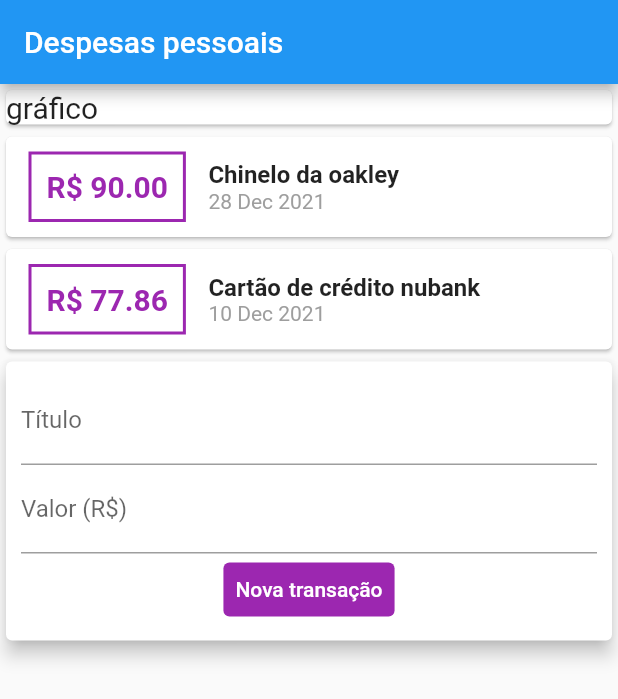
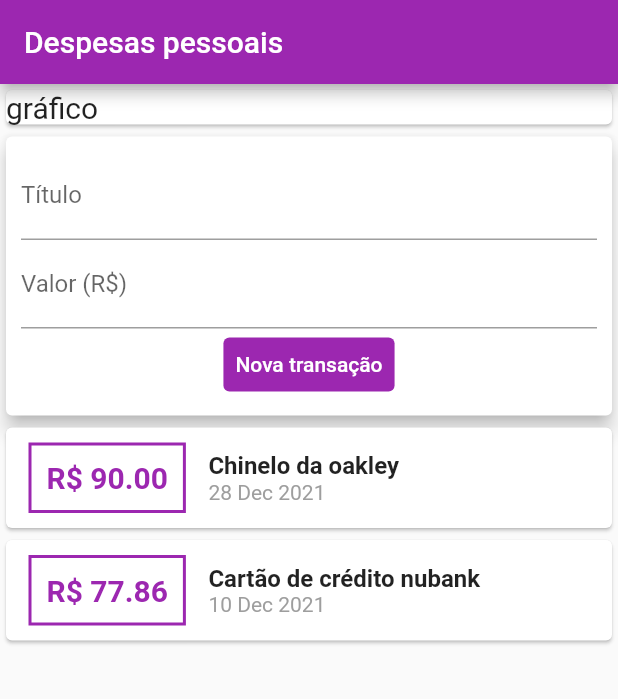
Before and after one commit to 5gMurilo/despesasPessoais, a Flutter app: the screen it shows after launch, on a phone screen of 412 x 824 dp. Shown: the top 699 px of the screen. Run offline on Flutter 3.47's test engine with Material 2 defaults, Android fonts, the phone set to English and light mode, and no system bars.

Commit message:
scroll view, listview in transaction_list component, keybordType, colors update

```diff
--- a/lib/components/transaction_form.dart
+++ b/lib/components/transaction_form.dart
@@ -1,4 +1,5 @@
 import 'package:flutter/material.dart';
+import 'package:flutter/services.dart';
 
 class TransactionForm extends StatelessWidget {
   final titleController = TextEditingController();
@@ -20,11 +21,28 @@ class TransactionForm extends StatelessWidget {
               children: [
                 TextField(
                   controller: titleController,
-                  decoration: InputDecoration(labelText: 'Título'),
+                  decoration: InputDecoration(
+                    labelText: 'Título',
+                    floatingLabelStyle: new TextStyle(color: Colors.purple),
+                    focusedBorder: UnderlineInputBorder(
+                      borderSide: BorderSide(color: Colors.purple),
+                    ),
+                  ),
+                  cursorColor: Colors.purple,
                 ),
                 TextField(
                   controller: valueController,
-                  decoration: InputDecoration(labelText: 'Valor (R\$)'),
+                  decoration: InputDecoration(
+                    labelText: 'Valor (R\$)',
+                    floatingLabelStyle: new TextStyle(color: Colors.purple),
+                    focusedBorder: UnderlineInputBorder(
+                      borderSide: BorderSide(
+                        color: Colors.purple,
+                      ),
+                    ),
+                  ),
+                  keyboardType: TextInputType.numberWithOptions(decimal: true),
+                  cursorColor: Colors.purple,
                 ),
                 Row(
                   mainAxisAlignment: MainAxisAlignment.center,
--- a/lib/components/transaction_list.dart
+++ b/lib/components/transaction_list.dart
@@ -5,14 +5,18 @@ import 'package:intl/intl.dart';
 class TransactionList extends StatelessWidget {
   final List<Transaction> transactions;
 
-  TransactionList(this.transactions);
+  const TransactionList(this.transactions, {Key? key}) : super(key: key);
 
   @override
   Widget build(BuildContext context) {
-    return Column(
-      children: [
-        ...transactions.map(
-          (transac) => Card(
+    return Container(
+      height: 400,
+      child: ListView.builder(
+          itemCount: transactions.length,
+          itemBuilder: (ctx, index) {
+            final transac = transactions[index];
+
+            return Card(
               child: Row(
                 children: [
                   Container(
@@ -53,9 +57,8 @@ class TransactionList extends StatelessWidget {
                   )
                 ],
               ),
-          ),
-        ),
-      ],
+            );
+          }),
     );
   }
 }
--- a/lib/components/transaction_user.dart
+++ b/lib/components/transaction_user.dart
@@ -40,8 +40,8 @@ class _TransactionUserState extends State<TransactionUser> {
   @override
   Widget build(BuildContext context) {
     return Column(children: [
+      TransactionForm(_addTransaction),
       TransactionList(_transactions),
-      TransactionForm(_addTransaction),
     ]);
   }
 }
--- a/lib/main.dart
+++ b/lib/main.dart
@@ -24,8 +24,10 @@ class MyHomePage extends StatelessWidget {
     return Scaffold(
       appBar: AppBar(
         title: Text(_appTitle),
+        backgroundColor: Colors.purple,
       ),
-      body: Column(
+      body: SingleChildScrollView(
+        child: Column(
           crossAxisAlignment: CrossAxisAlignment.stretch,
           children: [
             Container(
@@ -40,6 +42,7 @@ class MyHomePage extends StatelessWidget {
             TransactionUser(),
           ],
         ),
+      ),
     );
   }
 }
```
Lines whose indentation alone changed are shown as unchanged.
